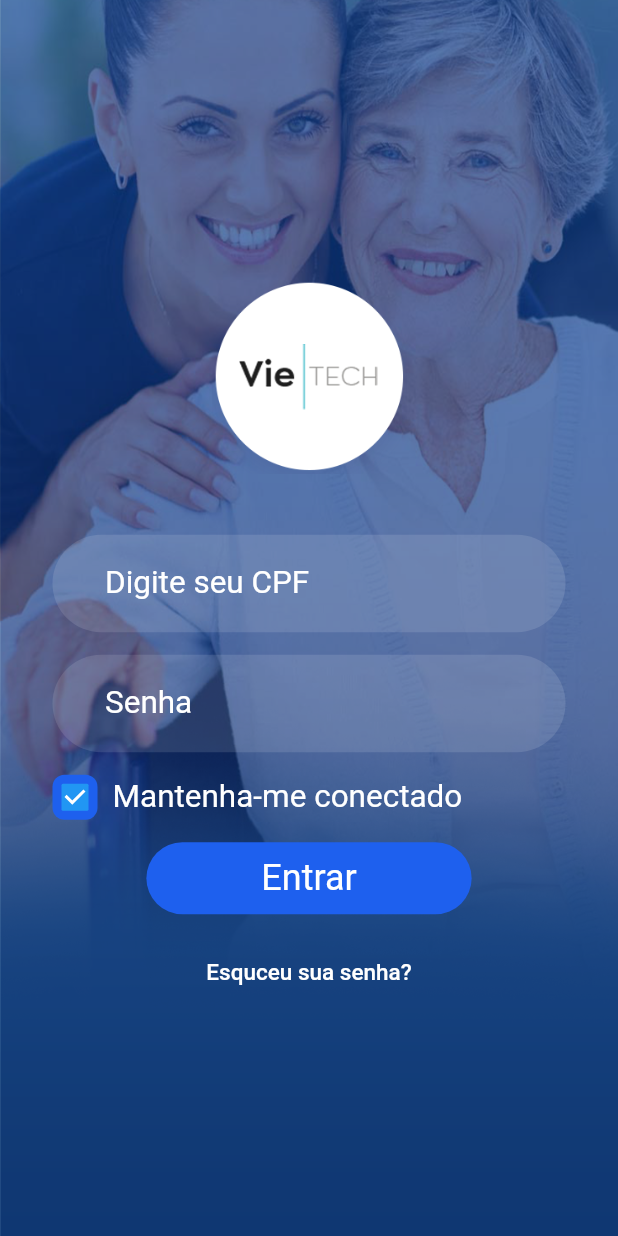
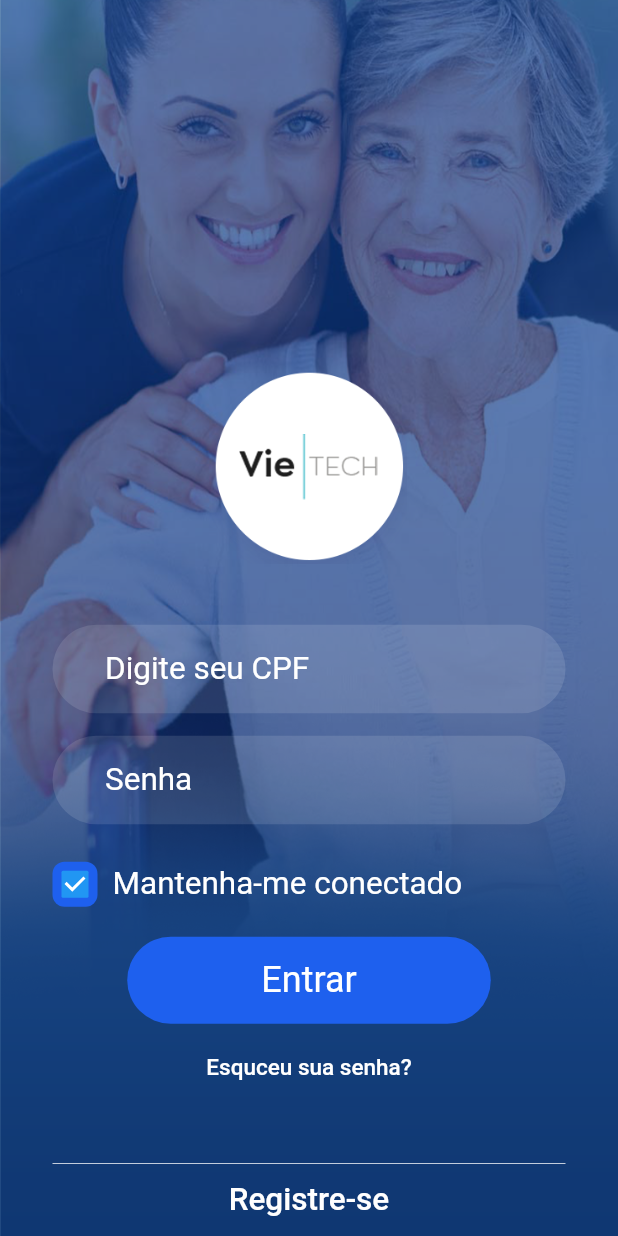
Before and after one commit to Eddie66six/clinic_app, a Flutter app: the screen it shows after launch, on a phone screen of 412 x 824 dp. Run offline on Flutter 3.47's test engine with Material 2 defaults, Android fonts, the phone set to English and light mode, and no system bars; missing offline and left inert: flutter_youtube, map_view; statements that could not run were skipped.

Commit message:
novos icones e correcao de layout

```diff
--- a/lib/components/buttons/roundedButton.dart
+++ b/lib/components/buttons/roundedButton.dart
@@ -16,8 +16,8 @@ class RoundedButton extends StatelessWidget{
           borderRadius: new BorderRadius.circular(30.0),
           color: const Color.fromARGB(255, 30, 96, 238),
         ),
-        padding: new EdgeInsets.only(top: 10.0, bottom: 10.0),
-        width: screenWidthSize / 1.9,
+        padding: new EdgeInsets.only(top: 15.0, bottom: 15.0),
+        width: screenWidthSize / 1.7,
         alignment: Alignment.center,
         child: new Text(
           this.text,
--- a/lib/components/inputs/containerInput.dart
+++ b/lib/components/inputs/containerInput.dart
@@ -1,8 +1,10 @@
 import 'package:flutter/material.dart';
 class ContainerInput extends StatelessWidget{
+  ContainerInput(this.hintText, this.widthScreen, this.controller,{this.focusNode});
   String hintText;
   double widthScreen;
-  ContainerInput(this.hintText, this.widthScreen);
+  final TextEditingController controller;
+  final FocusNode focusNode;
   @override
   Widget build(BuildContext context) {
     return (
@@ -14,8 +16,11 @@ class ContainerInput extends StatelessWidget{
           borderRadius: new BorderRadius.circular(35.0)
         ),
         child: new Container(
-          padding: new EdgeInsets.only(top: 8.0, bottom: 8.0, left: 35.0),
+          padding: new EdgeInsets.only(top: 5.0, bottom: 5.0, left: 35.0),
           child: new TextField(
+          controller: controller,
+          focusNode: focusNode,
+          style: new TextStyle(color: Colors.white, fontSize: 21.0, fontWeight: FontWeight.w400),
           decoration: new InputDecoration(
             border: InputBorder.none,
             hintStyle: new TextStyle(color: Colors.white, fontSize: 21.0, fontWeight: FontWeight.w400),
--- a/lib/screens/login/loginScreen.dart
+++ b/lib/screens/login/loginScreen.dart
@@ -40,9 +40,11 @@ class LoginScreenState extends State<LoginScreen> {
           )
         ),
         child: new Container(
-          padding: new EdgeInsets.all(35.0),
+          height: size.height,
+          padding: new EdgeInsets.only(left: 35.0,right: 35.0),
           child: new Column(
-            mainAxisAlignment: MainAxisAlignment.center,
+            mainAxisAlignment: MainAxisAlignment.end,
+            mainAxisSize: MainAxisSize.max,
             children: <Widget>[
               //logo
               new Container(
@@ -54,11 +56,11 @@ class LoginScreenState extends State<LoginScreen> {
                     width: 130.0,
                   )),
                 //form
-              new ContainerInput('Digite seu CPF',size.width),
+              new ContainerInput('Digite seu CPF',size.width, cpfController),
               new Container(margin: new EdgeInsets.all(5.0),),
-              new ContainerInput('Senha',size.width),
+              new ContainerInput('Senha',size.width, passwordController),
               new Container(
-                margin: new EdgeInsets.only(bottom: 15.0, top: 10.0),
+                margin: new EdgeInsets.only(bottom: 20.0, top: 20.0),
                 child: new Row(
                   children: <Widget>[
                     new Container(
@@ -99,8 +101,9 @@ class LoginScreenState extends State<LoginScreen> {
                   }
                 },
               ),
+              //esqueceu a senha
               new Container(
-                margin: new EdgeInsets.only(top: 15.0),
+                margin: new EdgeInsets.only(top: 5.0),
                 child: new Row(
                 mainAxisAlignment: MainAxisAlignment.center,
                 children: <Widget>[
@@ -110,6 +113,16 @@ class LoginScreenState extends State<LoginScreen> {
                   ),
                 ],
               )
+              ),
+              //divisor
+              new Container(
+                margin: new EdgeInsets.only(top: 40.0),
+                height: 0.5, decoration: new BoxDecoration(color: Colors.white),),
+              new Container(
+                child: new FlatButton(
+                  onPressed: (){},
+                  child: new Text('Registre-se', style: new TextStyle(fontSize: 21.0, color: Colors.white),)
+                ),
               )
             ],
           ),
```
Also changed, not shown: lib/screens/menu/menuScreen.dart (+54 -18 lines), pubspec.yaml (+5 -4 lines), assets/images/Schedules.png (deleted), assets/images/SchedulesIcon.png (added), assets/images/about.png (deleted), assets/images/aboutIcon.png (added), assets/images/configIcon.png (added), assets/images/coracaoIcon.png (added), assets/images/maoEstrelaIcon.png (added), assets/images/msgIcon.png (added), assets/images/perfilBackgroundMenu.png (added), assets/images/profile.png (deleted), assets/images/profileIcon.png (added), assets/images/specialty.png (deleted), 3 more files.
